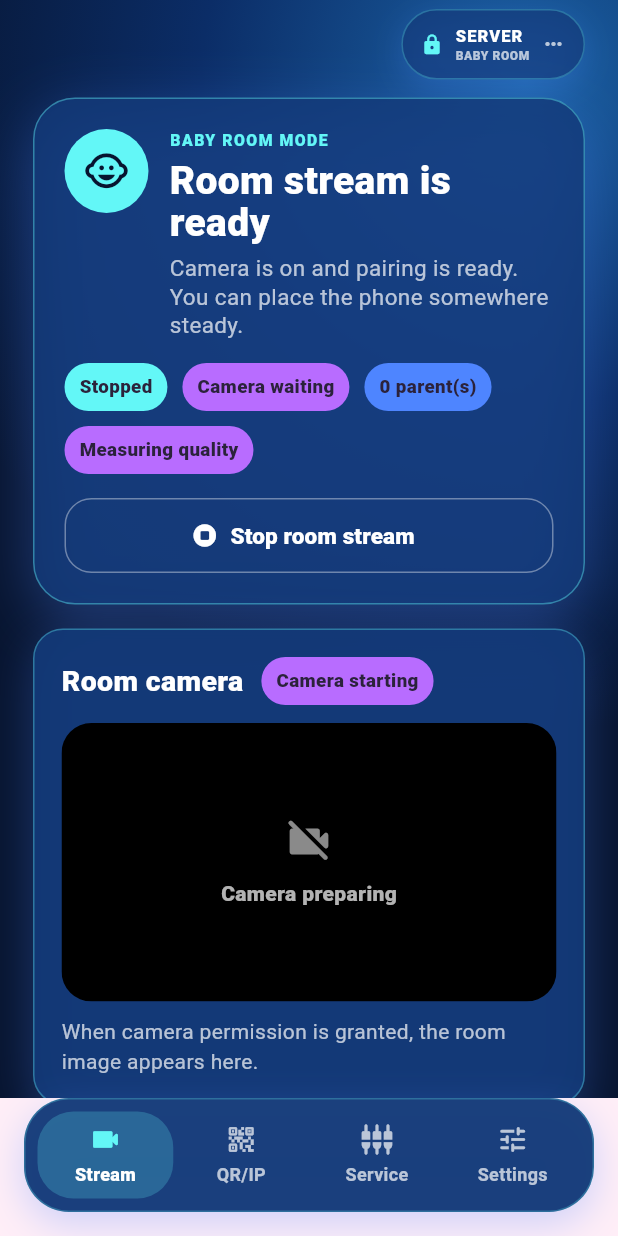
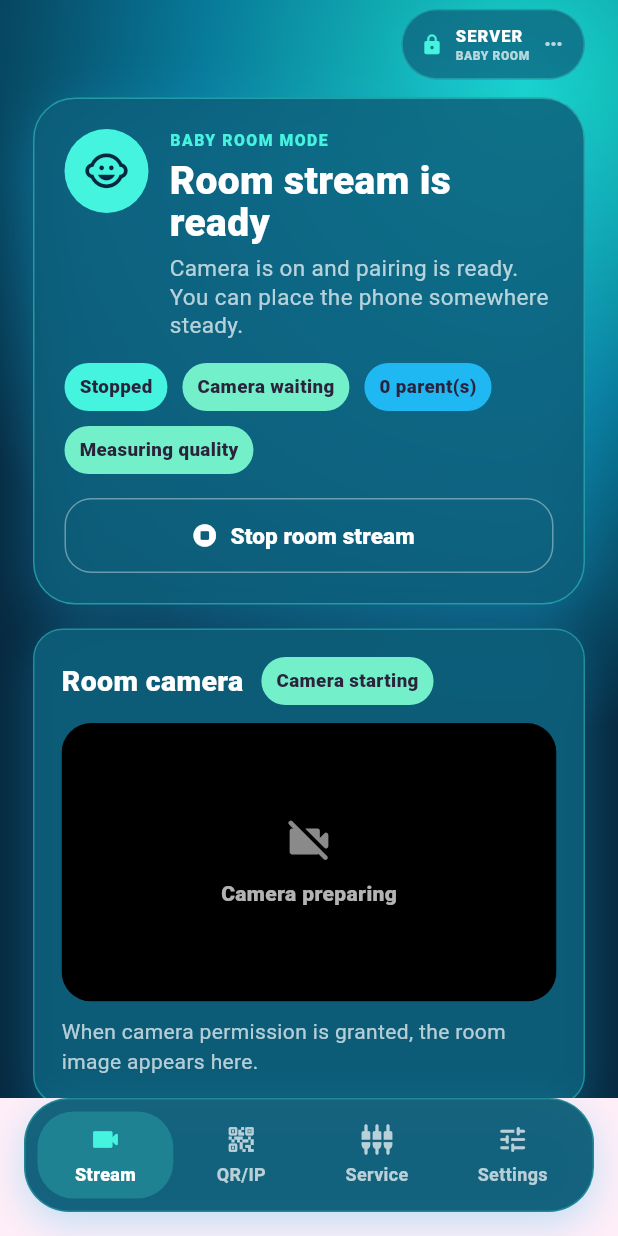
Before and after one commit to TunahanCan/babycam, a Flutter app: the screen it shows after launch, after a tap on "Baby Room Device", on a phone screen of 412 x 824 dp. Run offline on Flutter 3.47's test engine with Material 3 defaults, Android fonts, the phone set to English and light mode, and no system bars; our stand-ins replace camera, flutter_local_notifications, permission_handler, qr_flutter, shared_preferences, wakelock_plus and 1 more; missing offline and left inert: mobile_scanner, record; accounts and stored records are empty.

Commit message:
Refresh app icon and server palette

```diff
--- a/lib/features/shared/presentation/mimicam_design_tokens.dart
+++ b/lib/features/shared/presentation/mimicam_design_tokens.dart
@@ -12,14 +12,14 @@ class MimiCamDesignTokens {
   static const pink = Color(0xFFFF5C7C);
   static const mint = Color(0xFF6EDCCE);
   static const mintSoft = Color(0xFFDDF8F4);
-  static const serverInk = Color(0xFF07142F);
-  static const serverNavy = Color(0xFF0B2D67);
-  static const serverPanel = Color(0xFF123978);
-  static const serverCyan = Color(0xFF63F7F7);
-  static const serverCyanDeep = Color(0xFF22D5E1);
-  static const serverBlue = Color(0xFF4E85FF);
-  static const serverViolet = Color(0xFFB86CFF);
-  static const serverIce = Color(0xFFF7FBFF);
+  static const serverInk = Color(0xFF06283F);
+  static const serverNavy = Color(0xFF087A9A);
+  static const serverPanel = Color(0xFF0C5D78);
+  static const serverCyan = Color(0xFF45F4DE);
+  static const serverCyanDeep = Color(0xFF17CFC4);
+  static const serverBlue = Color(0xFF20B8F2);
+  static const serverViolet = Color(0xFF73F0C9);
+  static const serverIce = Color(0xFFF0FFFC);
   static const amber = Color(0xFFF5C451);
   static const amberSoft = Color(0xFFFFF0D8);
   static const lavenderSoft = Color(0xFFF2EEFA);
--- a/lib/features/shared/presentation/mimicam_shells.dart
+++ b/lib/features/shared/presentation/mimicam_shells.dart
@@ -480,7 +480,7 @@ enum MimiCamShellVariant {
           center: Alignment(.7, -.85),
           radius: 1.05,
           colors: [
-            Color(0xFF1B62A5),
+            Color(0xFF18D8C7),
             MimiCamDesignTokens.serverNavy,
             MimiCamDesignTokens.serverInk,
           ],
```
Also changed, not shown: assets/branding/mimicam_launcher_icon.png, 11 other files.
